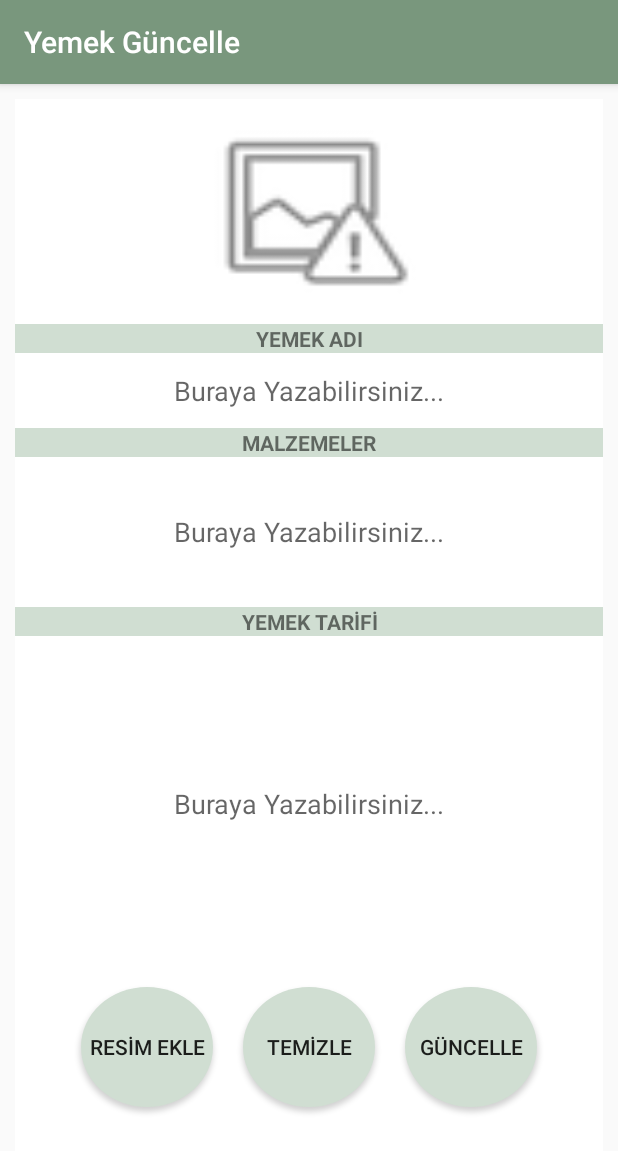
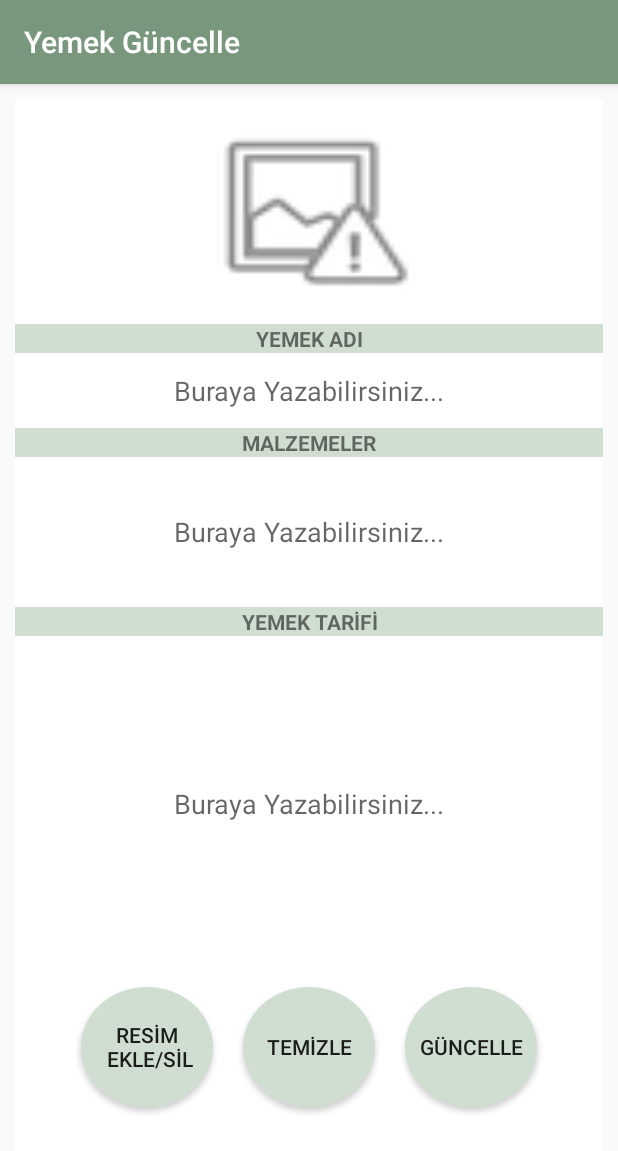
Before and after one commit to turkmenoglubugra/diningNotebook, an Android app: the guncelle screen opened directly, with no data from a screen before it, on a phone screen of 412 x 824 dp. Shown: the top 1151 px of the screen. Run offline under Robolectric (Android 15) with nearby library versions, the phone set to English and light mode, and no system bars; our stand-ins replace AdMob; libraries missing offline, so code that uses them is left out: cn.pedant.

Commit message:
-Hata Düzeltmeleri

```diff
--- a/app/src/main/java/com/example/yemekdefteri/guncelle.java
+++ b/app/src/main/java/com/example/yemekdefteri/guncelle.java
@@ -81,9 +81,13 @@ public class guncelle extends AppCompatActivity {
         btnResim.setOnClickListener(new View.OnClickListener() {
             @Override
             public void onClick(View v) {
+                if((yemekResmi.getDrawable())!= null && ((BitmapDrawable)yemekResmi.getDrawable()).getBitmap() != null)  {
+                    yemekResmi.setImageBitmap(null);
+                } else {
                 Intent photoPickerIntent = new Intent(Intent.ACTION_PICK);
                 photoPickerIntent.setType("image/*");
                 startActivityForResult(photoPickerIntent, GALLERY_REQUEST);
+                }
             }
         });
         yemekResmi.setOnClickListener(new View.OnClickListener() {
--- a/app/src/main/res/layout/yemek_guncelle.xml
+++ b/app/src/main/res/layout/yemek_guncelle.xml
@@ -108,7 +108,7 @@
             android:backgroundTint="#D0DED2"
             android:layout_margin="10dp"
             android:layout_gravity="center_vertical|center_horizontal"
-            android:text="RESİM EKLE"
+            android:text="RESİM\n EKLE/SİL"
             tools:layout_editor_absoluteX="16dp"
             tools:layout_editor_absoluteY="505dp" />
         <Button
--- a/app/src/main/res/layout/yeni_yemek_page.xml
+++ b/app/src/main/res/layout/yeni_yemek_page.xml
@@ -112,7 +112,7 @@
             android:backgroundTint="#D0DED2"
             android:layout_margin="10dp"
             android:layout_gravity="center_vertical|center_horizontal"
-            android:text="RESİM EKLE"
+            android:text="RESİM\n EKLE/SİL"
             tools:layout_editor_absoluteX="16dp"
             tools:layout_editor_absoluteY="505dp" />
         <Button
```
Also changed, not shown: app/src/main/java/com/example/yemekdefteri/yeniYemekActivity.java (+8 -3 lines).
